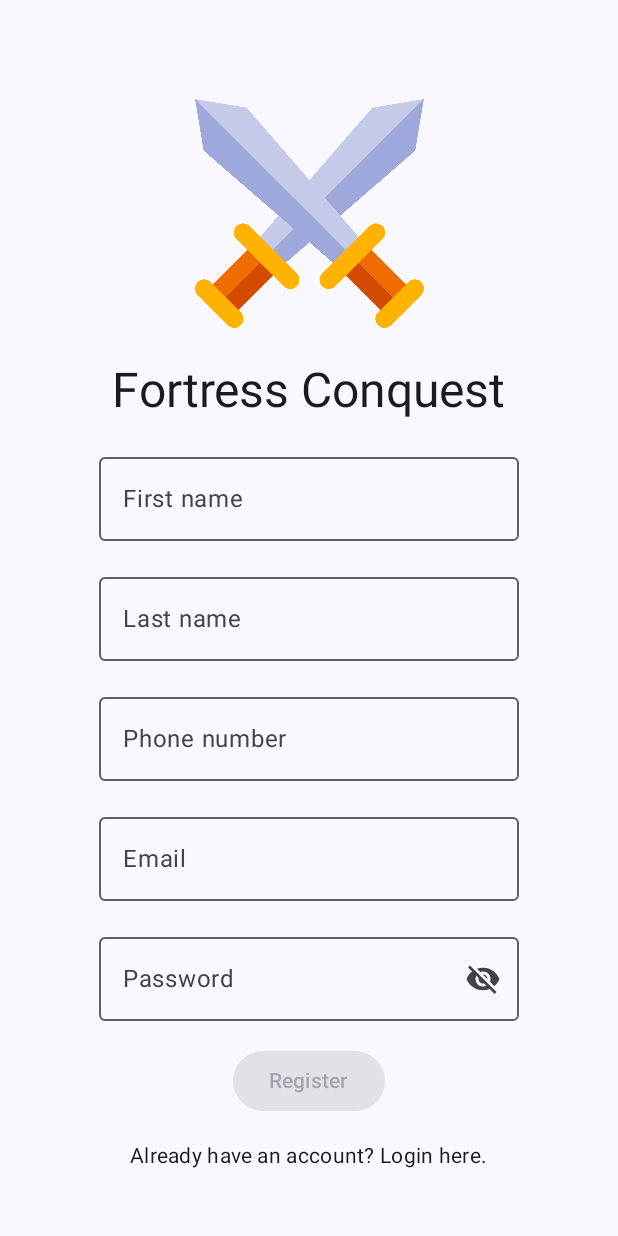
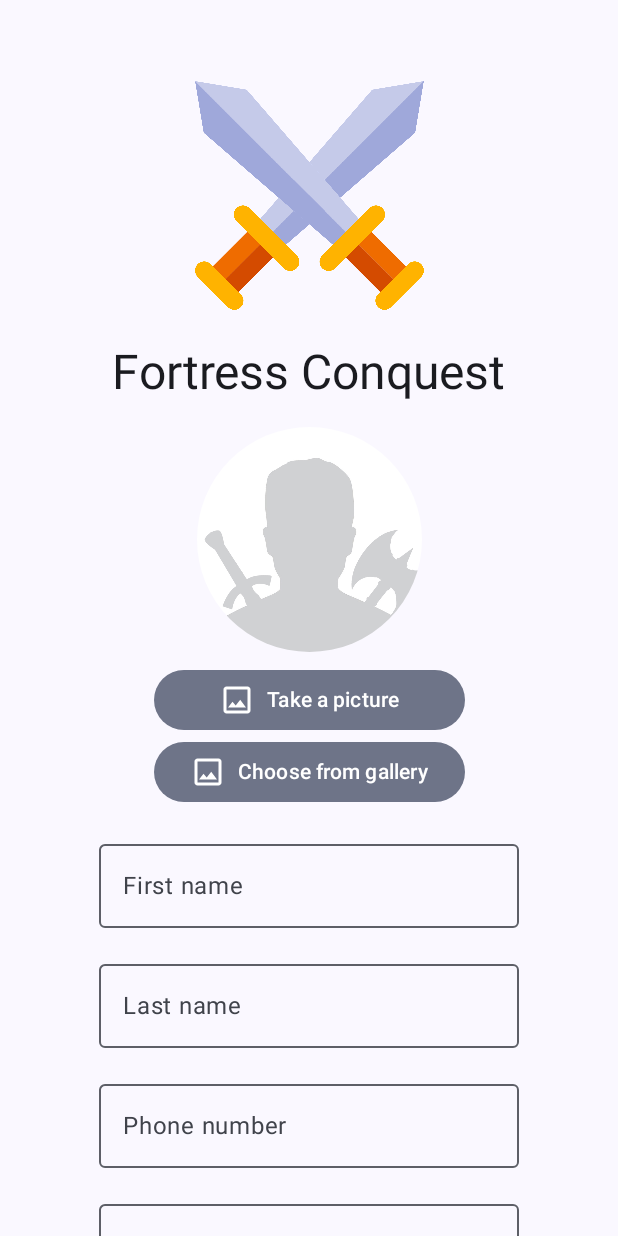
Before and after one commit to btobto/fortress-conquest, an Android app built with Jetpack Compose: the RegisterScreen screen opened through its navigation route, on a phone screen of 412 x 824 dp. Run offline under Robolectric (Android 15) with nearby library versions, the phone set to English and light mode, and no system bars; our stand-ins replace Dagger/Hilt's generated code, Firebase (no records; nobody signed in at launch, a user with empty details on screens opened directly); 2 statements that could not run were skipped.

Commit message:
user pfp, select image and take image

```diff
--- a/app/build.gradle.kts
+++ b/app/build.gradle.kts
@@ -43,6 +43,7 @@ android {
     }
     buildFeatures {
         compose = true
+        buildConfig = true
     }
     composeOptions {
         kotlinCompilerExtensionVersion = "1.4.3"
@@ -83,6 +84,9 @@ dependencies {
 
     implementation(platform("com.google.firebase:firebase-bom:32.6.0"))
     implementation("com.google.firebase:firebase-auth")
+    implementation("com.google.firebase:firebase-storage")
+
+    implementation("io.coil-kt:coil-compose:2.5.0")
 }
 
 kapt {
--- /dev/null
+++ b/app/src/main/java/com/example/fortressconquest/ui/components/ChooseImageButton.kt
@@ -0,0 +1,29 @@
+package com.example.fortressconquest.ui.components
+
+import android.net.Uri
+import androidx.activity.compose.rememberLauncherForActivityResult
+import androidx.activity.result.contract.ActivityResultContracts
+import androidx.compose.foundation.layout.fillMaxWidth
+import androidx.compose.material.icons.Icons
+import androidx.compose.material.icons.outlined.Image
+import androidx.compose.runtime.Composable
+import androidx.compose.ui.Modifier
+import com.example.fortressconquest.R
+
+@Composable
+fun ChooseImageButton(
+    onChosenImage: (Uri) -> Unit,
+    modifier: Modifier = Modifier
+) {
+    val launcher = rememberLauncherForActivityResult(
+        contract = ActivityResultContracts.GetContent(),
+        onResult = { result -> onChosenImage(result ?: Uri.EMPTY) }
+    )
+
+    FilledTonalButtonWithIcon(
+        onClick = { launcher.launch("image/*") },
+        icon = Icons.Outlined.Image,
+        labelId = R.string.button_choose_gallery,
+        modifier = modifier
+    )
+}
--- /dev/null
+++ b/app/src/main/java/com/example/fortressconquest/ui/components/FilledTonalButtonWithIcon.kt
@@ -0,0 +1,34 @@
+package com.example.fortressconquest.ui.components
+
+import androidx.annotation.StringRes
+import androidx.compose.foundation.layout.Spacer
+import androidx.compose.foundation.layout.size
+import androidx.compose.material3.FilledTonalButton
+import androidx.compose.material3.Icon
+import androidx.compose.material3.Text
+import androidx.compose.runtime.Composable
+import androidx.compose.ui.Modifier
+import androidx.compose.ui.graphics.vector.ImageVector
+import androidx.compose.ui.res.dimensionResource
+import androidx.compose.ui.res.stringResource
+import com.example.fortressconquest.R
+
+@Composable
+fun FilledTonalButtonWithIcon(
+    onClick: () -> Unit,
+    icon: ImageVector,
+    @StringRes labelId: Int,
+    modifier: Modifier = Modifier
+) {
+    FilledTonalButton(
+        onClick = onClick,
+        modifier = modifier
+    ) {
+        Icon(
+            imageVector = icon,
+            contentDescription = null
+        )
+        Spacer(modifier = Modifier.size(dimensionResource(id = R.dimen.padding_small)))
+        Text(text = stringResource(id = labelId))
+    }
+}
--- /dev/null
+++ b/app/src/main/java/com/example/fortressconquest/ui/components/TakeImageButton.kt
@@ -0,0 +1,86 @@
+package com.example.fortressconquest.ui.components
+
+import android.content.Context
+import android.content.pm.PackageManager
+import android.net.Uri
+import android.util.Log
+import androidx.activity.compose.rememberLauncherForActivityResult
+import androidx.activity.result.contract.ActivityResultContracts
+import androidx.compose.material.icons.Icons
+import androidx.compose.material.icons.outlined.Image
+import androidx.compose.runtime.Composable
+import androidx.compose.runtime.getValue
+import androidx.compose.runtime.mutableStateOf
+import androidx.compose.runtime.remember
+import androidx.compose.runtime.setValue
+import androidx.compose.ui.Modifier
+import androidx.compose.ui.platform.LocalContext
+import androidx.core.content.ContextCompat
+import androidx.core.content.FileProvider
+import com.example.fortressconquest.BuildConfig
+import com.example.fortressconquest.R
+import java.io.File
+import android.Manifest
+
+@Composable
+fun TakeImageButton(
+    onImageTaken: (Uri) -> Unit,
+    onCameraPermissionDenied: () -> Unit,
+    modifier: Modifier = Modifier
+) {
+    val context = LocalContext.current
+    val uri = getImageUri(context)
+
+    var imageUri by remember {
+        mutableStateOf<Uri>(Uri.EMPTY)
+    }
+
+    val cameraLauncher = rememberLauncherForActivityResult(
+        contract = ActivityResultContracts.TakePicture(),
+        onResult = {
+            imageUri = if (it) uri else Uri.EMPTY
+            onImageTaken(imageUri)
+        }
+    )
+
+    val permissionLauncher = rememberLauncherForActivityResult(
+        contract = ActivityResultContracts.RequestPermission(),
+        onResult = { granted ->
+            if (granted) {
+                cameraLauncher.launch(uri)
+            } else {
+                onCameraPermissionDenied()
+            }
+        }
+    )
+
+    FilledTonalButtonWithIcon(
+        onClick = {
+            val permissionGranted =
+                ContextCompat.checkSelfPermission(context, Manifest.permission.CAMERA)
+            if (permissionGranted == PackageManager.PERMISSION_GRANTED) {
+                cameraLauncher.launch(uri)
+            } else {
+                permissionLauncher.launch(Manifest.permission.CAMERA)
+            }
+        },
+        icon = Icons.Outlined.Image,
+        labelId = R.string.button_take_picture,
+        modifier = modifier
+    )
+}
+
+private fun getImageUri(context: Context): Uri {
+    val directory = File(context.cacheDir, "images").also { it.mkdirs() }
+    val file = File.createTempFile(
+        "taken_image_",
+        ".jpg",
+        directory
+    )
+
+    return FileProvider.getUriForFile(
+        context,
+        BuildConfig.APPLICATION_ID + ".provider",
+        file
+    )
+}
--- a/app/src/main/java/com/example/fortressconquest/ui/screens/login/LoginViewModel.kt
+++ b/app/src/main/java/com/example/fortressconquest/ui/screens/login/LoginViewModel.kt
@@ -20,8 +20,8 @@ import kotlinx.coroutines.launch
 import javax.inject.Inject
 
 data class LoginFormState(
-    val email: FormField = FormField(""),
-    val password: FormField = FormField(""),
+    val email: FormField = FormField(),
+    val password: FormField = FormField(),
     val isPasswordVisible: Boolean = false
 )
 
--- a/app/src/main/java/com/example/fortressconquest/ui/screens/register/RegisterScreen.kt
+++ b/app/src/main/java/com/example/fortressconquest/ui/screens/register/RegisterScreen.kt
@@ -1,31 +1,51 @@
 package com.example.fortressconquest.ui.screens.register
 
+import android.net.Uri
+import android.widget.Toast
+import androidx.activity.compose.rememberLauncherForActivityResult
+import androidx.activity.result.contract.ActivityResultContracts
 import androidx.compose.foundation.clickable
 import androidx.compose.foundation.layout.Arrangement
 import androidx.compose.foundation.layout.Column
+import androidx.compose.foundation.layout.IntrinsicSize
 import androidx.compose.foundation.layout.fillMaxSize
+import androidx.compose.foundation.layout.fillMaxWidth
 import androidx.compose.foundation.layout.padding
+import androidx.compose.foundation.layout.size
+import androidx.compose.foundation.layout.width
 import androidx.compose.foundation.rememberScrollState
+import androidx.compose.foundation.shape.CircleShape
 import androidx.compose.foundation.text.KeyboardOptions
 import androidx.compose.foundation.verticalScroll
+import androidx.compose.material.icons.Icons
+import androidx.compose.material.icons.outlined.Image
+import androidx.compose.material.icons.outlined.PhotoCamera
 import androidx.compose.material3.Button
-import androidx.compose.material3.ExperimentalMaterial3Api
 import androidx.compose.material3.MaterialTheme
 import androidx.compose.material3.Text
 import androidx.compose.runtime.Composable
 import androidx.compose.runtime.getValue
 import androidx.compose.ui.Alignment
 import androidx.compose.ui.Modifier
+import androidx.compose.ui.draw.clip
+import androidx.compose.ui.layout.ContentScale
+import androidx.compose.ui.platform.LocalContext
 import androidx.compose.ui.res.dimensionResource
+import androidx.compose.ui.res.painterResource
 import androidx.compose.ui.res.stringResource
 import androidx.compose.ui.text.input.ImeAction
 import androidx.compose.ui.text.input.KeyboardType
 import androidx.hilt.navigation.compose.hiltViewModel
 import androidx.lifecycle.compose.collectAsStateWithLifecycle
+import coil.compose.AsyncImage
 import com.example.fortressconquest.R
+import com.example.fortressconquest.common.model.UiText
+import com.example.fortressconquest.ui.components.ChooseImageButton
+import com.example.fortressconquest.ui.components.FilledTonalButtonWithIcon
 import com.example.fortressconquest.ui.components.OutlinedInputFieldWithError
 import com.example.fortressconquest.ui.components.PasswordInputField
 import com.example.fortressconquest.ui.components.SplashAppLogo
+import com.example.fortressconquest.ui.components.TakeImageButton
 
 @Composable
 fun RegisterScreen(
@@ -37,11 +57,14 @@ fun RegisterScreen(
 ) {
     val registerState by registerViewModel.registerFormState.collectAsStateWithLifecycle()
 
+    val placeholderImage = painterResource(id = R.drawable.pfp_placeholder)
+    val context = LocalContext.current
+
     Column(
         modifier = modifier
-            .padding(vertical = dimensionResource(id = R.dimen.padding_large))
             .fillMaxSize()
-            .verticalScroll(rememberScrollState()),
+            .verticalScroll(rememberScrollState())
+            .padding(vertical = dimensionResource(id = R.dimen.padding_large)),
         horizontalAlignment = Alignment.CenterHorizontally,
         verticalArrangement = Arrangement.spacedBy(
             dimensionResource(id = R.dimen.padding_medium),
@@ -49,6 +72,52 @@ fun RegisterScreen(
         )
     ) {
         SplashAppLogo(fraction = 0.4f)
+
+        Column(
+            horizontalAlignment = Alignment.CenterHorizontally,
+            verticalArrangement = Arrangement.spacedBy(
+                dimensionResource(id = R.dimen.padding_small),
+                Alignment.CenterVertically
+            ),
+            modifier = modifier
+        ) {
+            AsyncImage(
+                model = registerState.imageUri,
+                stringResource(id = R.string.profile_picture),
+                placeholder = placeholderImage,
+                error = placeholderImage,
+                fallback = placeholderImage,
+                contentScale = ContentScale.Crop,
+                modifier = Modifier
+                    .size(dimensionResource(id = R.dimen.pfp_size_register))
+                    .clip(CircleShape)
+            )
+            Column(
+                modifier = Modifier.width(IntrinsicSize.Max)
+            ) {
+                Column(
+                    modifier = Modifier.width(IntrinsicSize.Max)
+                ) {
+                    TakeImageButton(
+                        onImageTaken = registerViewModel::updateImageUri,
+                        onCameraPermissionDenied = {
+                            Toast.makeText(
+                                context,
+                                UiText.StringResource(
+                                    resId = R.string.error_permission_camera
+                                ).asString(context),
+                                Toast.LENGTH_SHORT
+                            ).show()
+                        },
+                        modifier = Modifier.fillMaxWidth()
+                    )
+                    ChooseImageButton(
+                        onChosenImage = registerViewModel::updateImageUri,
+                        modifier = Modifier.fillMaxWidth()
+                    )
+                }
+            }
+        }
 
         OutlinedInputFieldWithError(
             field = registerState.firstName,
--- a/app/src/main/java/com/example/fortressconquest/ui/screens/register/RegisterViewModel.kt
+++ b/app/src/main/java/com/example/fortressconquest/ui/screens/register/RegisterViewModel.kt
@@ -1,5 +1,7 @@
 package com.example.fortressconquest.ui.screens.register
 
+import android.net.Uri
+import android.util.Log
 import androidx.annotation.StringRes
 import androidx.lifecycle.ViewModel
 import com.example.fortressconquest.R
@@ -18,11 +20,12 @@ import kotlinx.coroutines.flow.update
 import javax.inject.Inject
 
 data class RegisterFormState(
-    val email: FormField = FormField(""),
-    val password: FormField = FormField(""),
-    val firstName: FormField = FormField(""),
-    val lastName: FormField = FormField(""),
-    val phoneNumber: FormField = FormField(""),
+    val email: FormField = FormField(),
+    val password: FormField = FormField(),
+    val firstName: FormField = FormField(),
+    val lastName: FormField = FormField(),
+    val phoneNumber: FormField = FormField(),
+    val imageUri: Uri = Uri.EMPTY,
     val isPasswordVisible: Boolean = false
 )
 
@@ -98,6 +101,16 @@ class RegisterViewModel @Inject constructor(
         }
     }
 
+    fun updateImageUri(uri: Uri) {
+        Log.i("IMAGE", if (Uri.EMPTY.equals(uri)) "EMPTY URI" else uri.toString())
+
+        _registerFormState.update { currentState ->
+            currentState.copy(
+                imageUri = uri
+            )
+        }
+    }
+
     fun togglePasswordVisibility() {
         _registerFormState.update { currentState ->
             currentState.copy(isPasswordVisible = !currentState.isPasswordVisible)
@@ -113,7 +126,12 @@ class RegisterViewModel @Inject constructor(
 
     fun isFormValid(): Boolean {
         return _registerFormState.value.run {
-            email.isValid() && password.isValid() && firstName.isValid() && lastName.isValid() && phoneNumber.isValid()
+            email.isValid() &&
+            password.isValid() &&
+            firstName.isValid() &&
+            lastName.isValid() &&
+            phoneNumber.isValid() &&
+            !Uri.EMPTY.equals(imageUri)
         }
     }
 
--- a/app/src/main/java/com/example/fortressconquest/ui/utils/FormField.kt
+++ b/app/src/main/java/com/example/fortressconquest/ui/utils/FormField.kt
@@ -3,7 +3,7 @@ package com.example.fortressconquest.ui.utils
 import com.example.fortressconquest.common.model.UiText
 
 data class FormField (
-    val value: String,
+    val value: String = "",
     val error: UiText? = null
 ) {
     fun isValid(
--- a/app/src/main/res/values/dimens.xml
+++ b/app/src/main/res/values/dimens.xml
@@ -4,4 +4,6 @@
     <dimen name="padding_medium">16dp</dimen>
     <dimen name="padding_large">32dp</dimen>
     <dimen name="image_size">64dp</dimen>
+
+    <dimen name="pfp_size_register">150.dp</dimen>
 </resources>
--- a/app/src/main/res/values/strings.xml
+++ b/app/src/main/res/values/strings.xml
@@ -23,4 +23,10 @@
     <string name="error_auth_invalid_credentials">"Invalid email or password."</string>
     <string name="error_auth_account_exists">Account already exists</string>
     <string name="error_offline">No internet connection.</string>
+    <string name="error_permission_camera">Error. Camera permission denied.</string>
+
+    <string name="profile_picture">Profile picture</string>
+
+    <string name="button_take_picture">Take a picture</string>
+    <string name="button_choose_gallery">Choose from gallery</string>
 </resources>
--- /dev/null
+++ b/app/src/main/res/xml/provider_paths.xml
@@ -0,0 +1,4 @@
+<?xml version="1.0" encoding="utf-8"?>
+<paths xmlns:android="http://schemas.android.com/apk/res/android">
+    <cache-path name="images" path="images" />
+</paths>
```
Also changed, not shown: app/src/main/AndroidManifest.xml (+13 -0 lines), app/src/main/res/drawable/pfp_placeholder.jpg (added).
